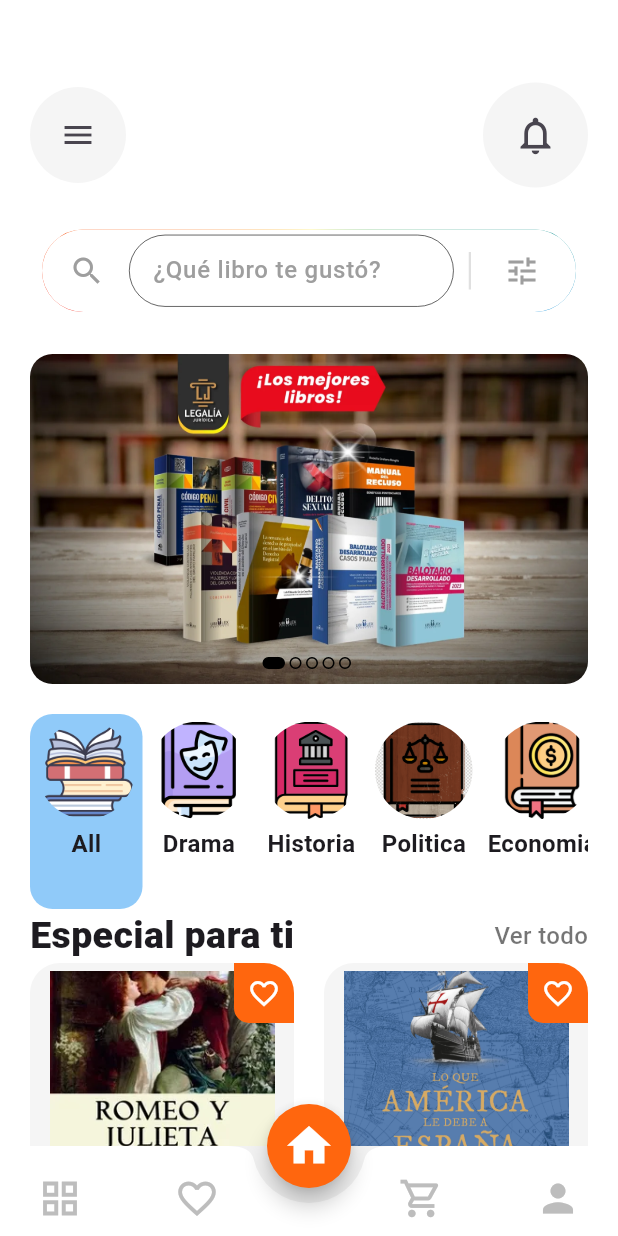
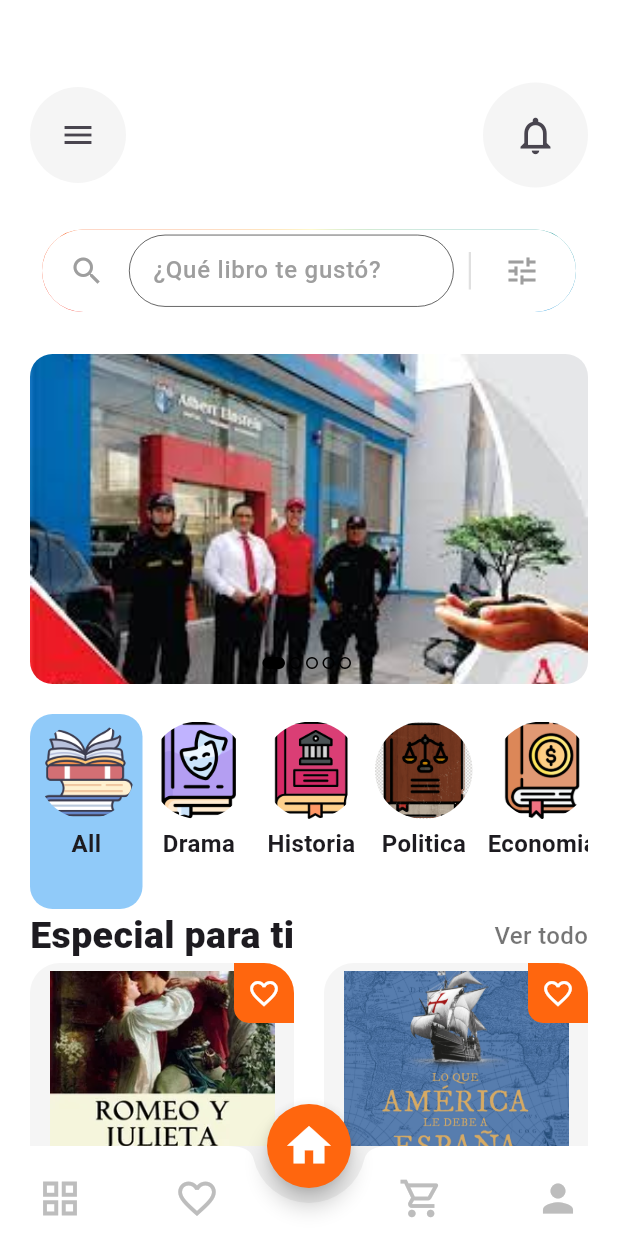
Before and after one commit to luis13031998/AmazonIA, a Flutter app: the BottomNavBar screen opened directly, on a phone screen of 412 x 824 dp. Run offline on Flutter 3.47's test engine with Material 3 defaults, Android fonts, the light colour scheme and no system bars; our stand-ins replace cloud_firestore, dartz, firebase_auth, firebase_core, flutter_bloc, flutter_svg and 2 more; missing offline and left inert: flutter_stripe; accounts and stored records are empty; Roboto replaces fonts that are missing (Satoshi).

Commit message:
implementacion IA Ollama

```diff
--- a/lib/Presentacion/authentication/pages/signup.dart
+++ b/lib/Presentacion/authentication/pages/signup.dart
@@ -1,5 +1,4 @@
 import 'package:flutter/material.dart';
-import 'package:flutter_svg/svg.dart';
 import 'package:spotifymusic_app/Data/models/auth/create_user_req.dart';
 import 'package:spotifymusic_app/Dominio/usecases/auth/signup.dart';
 import 'package:spotifymusic_app/Presentacion/authentication/pages/signin.dart';
--- a/lib/Presentacion/intro/pages/get_started.dart
+++ b/lib/Presentacion/intro/pages/get_started.dart
@@ -1,9 +1,7 @@
 import 'package:flutter/material.dart';
-import 'package:flutter_svg/svg.dart';
 import 'package:spotifymusic_app/Presentacion/choose_mode/pages/choose_mode.dart';
 import 'package:spotifymusic_app/common/widgets/button/basic_app_button.dart';
 import 'package:spotifymusic_app/core/configs/assets/app_images.dart';
-import 'package:spotifymusic_app/core/configs/assets/app_vector.dart';
 
 class GetStartedPage extends StatelessWidget {
   const GetStartedPage({super.key});
--- a/lib/core/configs/assets/app_images.dart
+++ b/lib/core/configs/assets/app_images.dart
@@ -4,7 +4,12 @@ class AppImages {
   static const String chooseModeBG = '${basePath}caminandojuntoss.png';
   static const String authBG = '${basePath}intro_background.png';
   static const String homeArtist = '${basePath}home-artist.png';
-  static const String slider = '${basePath}slider.png';
+  static const String sliderBienvenida = '${basePath}slider-bienvenida.png';
+  static const String slider3 = '${basePath}slider3.png';
+  static const String slider4 = '${basePath}slider4.png';
+  static const String slider5 = '${basePath}slider5.png';
+  static const String slider6 = '${basePath}slider6.png';
+  static const String slider = '${basePath}prueba1.png';
   static const String slider1 = '${basePath}slider1.png';
   static const String slider2 = '${basePath}slider2.png';
   static const String capas = '${basePath}capas.png';
--- a/lib/screen/Cart/check_out.dart
+++ b/lib/screen/Cart/check_out.dart
@@ -1,7 +1,4 @@
-import 'dart:convert';
 import 'package:flutter/material.dart';
-import 'package:flutter_stripe/flutter_stripe.dart';
-import 'package:http/http.dart' as http;
 import 'package:spotifymusic_app/Provider/cart_provider.dart';
 import 'package:spotifymusic_app/constants.dart';
 import 'package:url_launcher/url_launcher.dart';
--- a/lib/screen/Home/Widget/image_slider.dart
+++ b/lib/screen/Home/Widget/image_slider.dart
@@ -1,14 +1,58 @@
+import 'dart:async';
 import 'package:flutter/material.dart';
 import 'package:spotifymusic_app/core/configs/assets/app_images.dart';
 
-class ImageSlider extends StatelessWidget {
-  final Function (int) onChange;
+class ImageSlider extends StatefulWidget {
+  final Function(int) onChange;
   final int currentSlide;
+
   const ImageSlider({
     super.key,
     required this.currentSlide,
-    required this.onChange
+    required this.onChange,
   });
+
+  @override
+  State<ImageSlider> createState() => _ImageSliderState();
+}
+
+class _ImageSliderState extends State<ImageSlider> {
+  late PageController _pageController;
+  Timer? _timer;
+  int _currentPage = 0;
+
+  final List<String> _images = [
+    AppImages.slider,
+    AppImages.slider3,
+    AppImages.slider4,
+    AppImages.slider5,
+    AppImages.slider6,
+  ];
+
+  @override
+  void initState() {
+    super.initState();
+    _pageController = PageController(initialPage: _currentPage);
+
+    // Auto-slide cada 3 segundos
+    _timer = Timer.periodic(const Duration(seconds: 3), (timer) {
+      if (_pageController.hasClients) {
+        int nextPage = (_currentPage + 1) % _images.length;
+        _pageController.animateToPage(
+          nextPage,
+          duration: const Duration(milliseconds: 500),
+          curve: Curves.easeInOut,
+        );
+      }
+    });
+  }
+
+  @override
+  void dispose() {
+    _timer?.cancel();
+    _pageController.dispose();
+    super.dispose();
+  }
 
   @override
   Widget build(BuildContext context) {
@@ -19,53 +63,45 @@ class ImageSlider extends StatelessWidget {
           width: double.infinity,
           child: ClipRRect(
             borderRadius: BorderRadius.circular(15),
-            child: PageView(
+            child: PageView.builder(
+              controller: _pageController,
+              itemCount: _images.length,
               scrollDirection: Axis.horizontal,
-              allowImplicitScrolling: true,
-              onPageChanged: onChange,
+              onPageChanged: (index) {
+                setState(() => _currentPage = index);
+                widget.onChange(index);
+              },
               physics: const ClampingScrollPhysics(),
-              children: [
-                Image.asset(
-                  AppImages.slider,
-                  fit: BoxFit.cover,
-                ),
-                Image.asset(
-                  AppImages.slider1,
-                  fit: BoxFit.cover,
-                ),
-                Image.asset(
-                  AppImages.slider2,
-                  fit: BoxFit.cover,
-                ),
-              ],
+              itemBuilder: (context, index) {
+                return Image.asset(_images[index], fit: BoxFit.cover);
+              },
             ),
           ),
         ),
-        Positioned.fill(
+        Positioned(
           bottom: 10,
-          child: Align(
-           alignment: Alignment.bottomCenter,
+          left: 0,
+          right: 0,
           child: Row(
             mainAxisAlignment: MainAxisAlignment.center,
             children: List.generate(
-              5,
+              _images.length,
               (index) => AnimatedContainer(
-                duration: const Duration(microseconds: 300),
-                width: currentSlide == index ? 15 : 8,
+                duration: const Duration(milliseconds: 300),
+                width: _currentPage == index ? 15 : 8,
                 height: 8,
-                margin: EdgeInsets.only(right: 3),
-                decoration: BoxDecoration(borderRadius: BorderRadius.circular(10),
-                color: currentSlide == index
+                margin: const EdgeInsets.only(right: 3),
+                decoration: BoxDecoration(
+                  borderRadius: BorderRadius.circular(10),
+                  color: _currentPage == index
                       ? Colors.black
                       : Colors.transparent,
-                border: Border.all(
-                  color: Colors.black,
-                )
+                  border: Border.all(color: Colors.black),
                 ),
               ),
             ),
           ),
-        ))
+        ),
       ],
     );
   }
--- a/lib/screen/nav_bar_screen.dart
+++ b/lib/screen/nav_bar_screen.dart
@@ -1,6 +1,7 @@
 import 'package:flutter/material.dart';
 import 'package:spotifymusic_app/constants.dart';
 import 'package:spotifymusic_app/screen/Cart/cart_screen.dart';
+import 'package:spotifymusic_app/screen/ChatbotIA/chatIA.dart';
 import 'package:spotifymusic_app/screen/Home/home_screen.dart';
 import 'package:spotifymusic_app/screen/Profile/profile.dart';
 import 'package:spotifymusic_app/screen/Favorite/favorite.dart';
@@ -12,9 +13,10 @@ class BottomNavBar extends StatefulWidget{
   State<BottomNavBar> createState() => _BottomNavBarState();
 }
   class _BottomNavBarState extends State<BottomNavBar>{
-    int cuttentIndex = 2;
+    int cuttentIndex = 3;
     List screens = const[
               Scaffold(),
+              ChatScreen(),
               Favorite(),
               HomeScreen(),
               CartScreen(),
@@ -27,7 +29,7 @@ class BottomNavBar extends StatefulWidget{
       floatingActionButton: FloatingActionButton(
         onPressed: (){
           setState(() {
-            cuttentIndex = 2;
+            cuttentIndex = 3;
           });
         },
       shape: const CircleBorder(),
@@ -53,25 +55,25 @@ class BottomNavBar extends StatefulWidget{
             IconButton(
               onPressed: (){
                 setState(() {
-                  cuttentIndex = 0;
+                  cuttentIndex = 1;
                 });
               },
               icon: Icon(
                 Icons.grid_view_outlined,
                 size: 30,
-                color: cuttentIndex == 0 ?kprimaryColor : Colors.grey.shade400,
+                color: cuttentIndex == 1 ?kprimaryColor : Colors.grey.shade400,
                 ),
              ),
                 IconButton(
               onPressed: (){
                 setState(() {
-                  cuttentIndex = 1;
+                  cuttentIndex = 2;
                 });
               },
               icon: Icon(
                 Icons.favorite_border,
                 size: 30,
-                color: cuttentIndex == 1 ?kprimaryColor : Colors.grey.shade400,
+                color: cuttentIndex == 2 ?kprimaryColor : Colors.grey.shade400,
                 ),
                 ),
                 const SizedBox(
@@ -80,25 +82,25 @@ class BottomNavBar extends StatefulWidget{
                 IconButton(
               onPressed: (){
                 setState(() {
-                  cuttentIndex = 3;
+                  cuttentIndex = 4;
                 });
               },
               icon: Icon(
                 Icons.shopping_cart_outlined,
                 size: 30,
-                color: cuttentIndex == 3 ?kprimaryColor : Colors.grey.shade400,
+                color: cuttentIndex == 4 ?kprimaryColor : Colors.grey.shade400,
                 ),
                 ),
                 IconButton(
               onPressed: (){
                 setState(() {
-                  cuttentIndex = 4;
+                  cuttentIndex = 5;
                 });
               },
               icon: Icon(
                 Icons.person,
                 size: 30,
-                color: cuttentIndex == 4 ?kprimaryColor : Colors.grey.shade400,
+                color: cuttentIndex == 5 ?kprimaryColor : Colors.grey.shade400,
                 ),
                 ),
                 ],
--- a/pubspec.yaml
+++ b/pubspec.yaml
@@ -77,6 +77,12 @@ flutter:
   - assets/vectors/
   - assets/icons/google.png
   - assets/icons/apple.png
+  - assets/images/slider.png
+  - assets/images/slider1.png
+  - assets/images/slider2.png
+  - assets/images/slider3.png
+  - assets/images/slider4.png
+  - assets/images/slider5.png
 
   fonts:
     - family: Satoshi
```
Also changed, not shown: lib/screen/Cart/ProductoDetailsPage.dart (+0 -18 lines), lib/screen/ChatbotIA/chatIA.dart (added, +120 -0 lines), assets/images/prueba1.png (added), assets/images/slider3.png (added), assets/images/slider4.png (added), assets/images/slider5.png (added), assets/images/slider6.png (added). Lines whose indentation alone changed are shown as unchanged.
